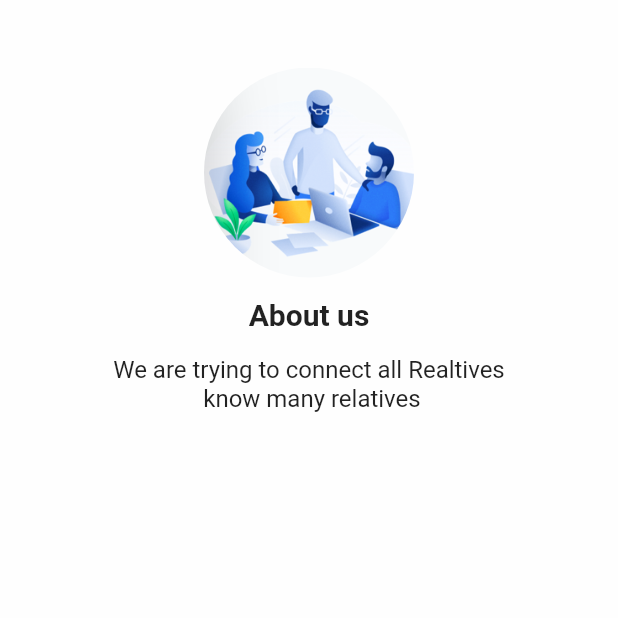
After one commit to Arjunmore6673/flutter-login, a Flutter app: the AboutUs screen opened directly, on a phone screen of 412 x 824 dp, the top half of it. The commit adds this screen. Run offline on Flutter 3.47's test engine with Material 2 defaults, Android fonts, the light colour scheme and no system bars; our stand-ins replace bloc, contacts_service, equatable, fancy_bottom_navigation, firebase_storage, flutter_bloc and 5 more; accounts and stored records are empty.

Commit message:
about us page

```diff
--- /dev/null
+++ b/lib/screens/about_us.dart
@@ -0,0 +1,63 @@
+import 'package:flutterapp/app_theme.dart';
+import 'package:flutter/material.dart';
+import 'package:flutterapp/screens/common/CircleAvtarCommon.dart';
+
+class AboutUs extends StatefulWidget {
+  @override
+  _AboutUsState createState() => _AboutUsState();
+}
+
+class _AboutUsState extends State<AboutUs> {
+  @override
+  void initState() {
+    super.initState();
+  }
+
+  @override
+  Widget build(BuildContext context) {
+    return Container(
+      color: AppTheme.nearlyWhite,
+      child: SafeArea(
+        top: false,
+        child: Scaffold(
+          backgroundColor: AppTheme.nearlyWhite,
+          body: Center(
+            child: Column(
+              children: <Widget>[
+                SizedBox(
+                  height: 40,
+                ),
+                CircleAvatarCommon(
+                  url: 'assets/design_course/webInterFace.png',
+                  assetImage: true,
+                  redius: 70,
+                ),
+                Container(
+                  padding: const EdgeInsets.only(top: 8),
+                  child: Text(
+                    'About us',
+                    style: TextStyle(
+                      fontSize: 20,
+                      fontWeight: FontWeight.bold,
+                    ),
+                  ),
+                ),
+                Container(
+                  padding: const EdgeInsets.only(top: 16),
+                  child: const Text(
+                    "We are trying to connect all Realtives\n" +
+                        " know many relatives",
+                    textAlign: TextAlign.center,
+                    style: TextStyle(
+                      fontSize: 16,
+                    ),
+                  ),
+                ),
+              ],
+            ),
+          ),
+        ),
+      ),
+    );
+  }
+}
--- a/lib/screens/navigation_home_screen.dart
+++ b/lib/screens/navigation_home_screen.dart
@@ -3,6 +3,7 @@ import 'package:flutterapp/app_theme.dart';
 import 'package:flutterapp/custom_drawer/drawer_user_controller.dart';
 import 'package:flutterapp/custom_drawer/home_drawer.dart';
 import 'package:flutterapp/main.dart';
+import 'package:flutterapp/screens/about_us.dart';
 import 'package:flutterapp/screens/contact_list.dart';
 import 'package:flutterapp/screens/feedback_screen.dart';
 import 'package:flutterapp/screens/help_screen.dart';
@@ -34,7 +35,8 @@ class _NavigationHomeScreenState extends State<NavigationHomeScreen> {
       ContactListPage(),
       HelpScreen(),
       FeedbackScreen(),
-      InviteFriend()
+      InviteFriend(),
+      AboutUs()
     ];
     drawerIndex = DrawerIndex.HOME;
     screenView = relationScreen;
@@ -128,6 +130,11 @@ class _NavigationHomeScreenState extends State<NavigationHomeScreen> {
         setState(() {
           // screenView = InviteFriend();
           currentPage = 4;
+        });
+      } else if (drawerIndex == DrawerIndex.About) {
+        setState(() {
+          // screenView = InviteFriend();
+          currentPage = 5;
         });
       } else {
         //do in your way......
```
